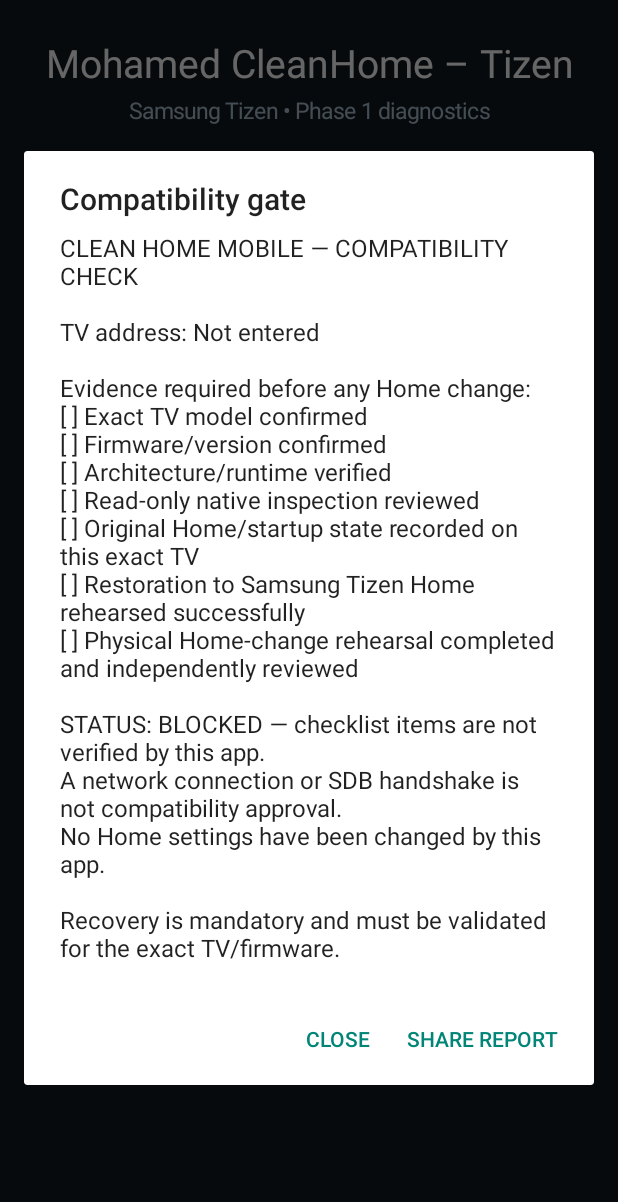
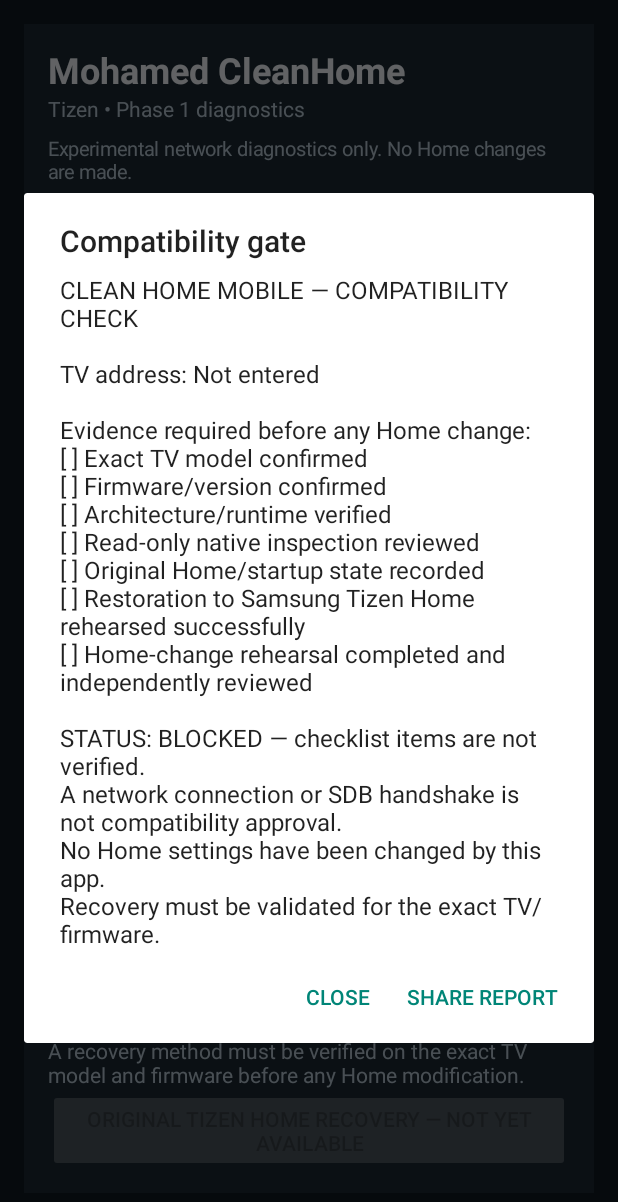
Before and after one commit to mhma26395-ctrl/MohamedCleanHome-Tizen, an Android app: the screen it shows after launch (MainActivity), after a tap on "COMPATIBILITY & RECOVERY CHECKLIST", on a phone screen of 412 x 824 dp. Shown: the top 1202 px of the screen. Run offline under Robolectric (Android 15) with nearby library versions, the phone set to English and light mode, and no system bars; 2 other taps on this screen came first.

Commit message:
Improve compact mobile diagnostics UI and scrolling layout

```diff
--- a/app/src/main/java/com/mohamed/cleanhome/tizen/MainActivity.kt
+++ b/app/src/main/java/com/mohamed/cleanhome/tizen/MainActivity.kt
@@ -4,6 +4,7 @@ import android.app.Activity
 import android.app.AlertDialog
 import android.os.Bundle
 import android.view.Gravity
+import android.view.View
 import android.widget.*
 import java.net.InetAddress
 import java.net.InetSocketAddress
@@ -18,84 +19,109 @@ class MainActivity : Activity() {
     private lateinit var probeButton: Button
     private lateinit var sdbButton: Button
     private lateinit var recoveryButton: Button
-    private lateinit var profileButton: Button
 
-    override fun onCreate(savedInstanceState: Bundle?) {
-        super.onCreate(savedInstanceState)
-        buildUi()
+    private val bg = 0xff101820.toInt()
+    private val panel = 0xff1b2833.toInt()
+    private val textColor = 0xfff3f7fa.toInt()
+    private val muted = 0xffb7c7d3.toInt()
+    private val accent = 0xff62c7b4.toInt()
+
+    override fun onCreate(savedInstanceState: Bundle?) { super.onCreate(savedInstanceState); buildUi() }
+
+    private fun dp(v: Int) = (v * resources.displayMetrics.density).toInt()
+    private fun card(): LinearLayout = LinearLayout(this).apply {
+        orientation = LinearLayout.VERTICAL
+        setPadding(dp(16), dp(14), dp(16), dp(14))
+        setBackgroundColor(panel)
     }
+    private fun label(value: String, size: Float, color: Int = textColor, bold: Boolean = false) = TextView(this).apply {
+        text = value; textSize = size; setTextColor(color)
+        if (bold) setTypeface(null, android.graphics.Typeface.BOLD)
+    }
+    private fun addGap(parent: LinearLayout, height: Int = 12) { parent.addView(View(this), LinearLayout.LayoutParams(1, dp(height))) }
 
     private fun buildUi() {
         val prefs = getSharedPreferences("cleanhome", MODE_PRIVATE)
-        val root = LinearLayout(this).apply {
-            orientation = LinearLayout.VERTICAL
-            setPadding(28, 24, 28, 24)
-            setBackgroundColor(0xff101820.toInt())
-        }
-        val title = TextView(this).apply {
-            text = "Mohamed CleanHome – Tizen"; textSize = 26f
-            setTextColor(0xffffffff.toInt()); gravity = Gravity.CENTER
-            setPadding(0, 12, 0, 6)
-        }
-        val subtitle = TextView(this).apply {
-            text = "Samsung Tizen • Phase 1 diagnostics"
-            textSize = 15f; setTextColor(0xffa9c0d0.toInt())
-            gravity = Gravity.CENTER; setPadding(0, 0, 0, 24)
-        }
+        val page = LinearLayout(this).apply { orientation = LinearLayout.VERTICAL; setBackgroundColor(bg); setPadding(dp(16), dp(16), dp(16), dp(16)) }
+        val scroll = ScrollView(this).apply { isFillViewport = true }
+        val root = LinearLayout(this).apply { orientation = LinearLayout.VERTICAL; setPadding(0,0,0,dp(8)) }
+
+        val header = card()
+        header.addView(label("Mohamed CleanHome", 24f, textColor, true))
+        header.addView(label("Tizen • Phase 1 diagnostics", 14f, muted))
+        addGap(header,8)
+        header.addView(label("Experimental network diagnostics only. No Home changes are made.", 13f, muted))
+        root.addView(header); addGap(root)
+
+        val connection = card()
+        connection.addView(label("TV CONNECTION", 13f, accent, true))
+        addGap(connection,6)
         ipField = EditText(this).apply {
-            hint = "TV IP address (e.g. 192.168.1.50)"
-            setSingleLine(); setTextColor(-1); setHintTextColor(0xff9aaab6.toInt())
+            hint = "TV IP address (192.168.1.50)"
+            setSingleLine(); setTextColor(textColor); setHintTextColor(muted)
             inputType = android.text.InputType.TYPE_CLASS_TEXT
             setText(prefs.getString("last_ip", "") ?: "")
+            textSize = 16f
         }
-        probeButton = Button(this).apply {
-            text = "Run connection checks"
-            setOnClickListener { probe() }
-        }
-        status = TextView(this).apply {
-            text = "Status: Not connected"; setTextColor(0xffd4e4ef.toInt())
-            textSize = 16f; setPadding(0, 18, 0, 12)
-        }
-        val checks = TextView(this).apply {
-            text = "Checks in this build:\n• Host/IP resolution\n• Basic reachability attempt\n• TCP port 26101 check (not an SDB session)\n• No pairing, commands, or system writes"
-            setTextColor(0xffc4d4df.toInt()); textSize = 14f; setPadding(0, 8, 0, 16)
-        }
-        val recoveryTitle = TextView(this).apply {
-            text = "Original Tizen Home recovery requirement"
-            textSize = 18f; setTextColor(0xff8fd3ff.toInt()); setPadding(0, 12, 0, 6)
-        }
-        val recoveryInfo = TextView(this).apply {
-            text = "The app is designed to include a clear return-to-original-Home option. It remains disabled until the supported recovery method is validated for a specific TV/firmware profile. No Home settings are changed in Phase 1."
-            textSize = 14f; setTextColor(0xffd4e4ef.toInt()); setPadding(0, 4, 0, 12)
-        }
+        connection.addView(ipField)
+        probeButton = Button(this).apply { text = "Run connection checks"; setOnClickListener { probe() } }
+        connection.addView(probeButton)
+        status = label("Status: Ready", 15f, textColor, true)
+        status.setPadding(0,dp(12),0,dp(4))
+        connection.addView(status)
+        root.addView(connection); addGap(root)
+
+        val details = card()
+        details.addView(label("WHAT THIS CHECKS", 13f, accent, true))
+        addGap(details,8)
+        details.addView(label("• IP/host resolution\n• Basic reachability attempt\n• TCP port 26101 check (not an SDB session)\n• No pairing, commands, or system writes", 14f, muted))
+        root.addView(details); addGap(root)
+
+        val tools = card()
+        tools.addView(label("EXPERIMENTAL TEST", 13f, accent, true))
+        addGap(tools,6)
         sdbButton = Button(this).apply {
-            text = "Try experimental SDB handshake (read-only)"
+            text = "Try read-only SDB handshake"
             setOnClickListener { sdbProbe() }
         }
-        recoveryButton = Button(this).apply {
-            text = "Return to original Tizen Home — unavailable in Phase 1"
-            isEnabled = false
-        }
-        profileButton = Button(this).apply {
+        tools.addView(sdbButton)
+        profileButtonSetup(tools)
+        root.addView(tools); addGap(root)
+
+        val recovery = card()
+        recovery.addView(label("SAFE RETURN TO ORIGINAL HOME", 15f, textColor, true))
+        addGap(recovery,6)
+        recovery.addView(label("The return-to-original-Home function is not enabled. A recovery method must be verified on the exact TV model and firmware before any Home modification.", 14f, muted))
+        recoveryButton = Button(this).apply { text = "Original Tizen Home recovery — not yet available"; isEnabled = false }
+        recovery.addView(recoveryButton)
+        root.addView(recovery); addGap(root)
+
+        val output = card()
+        output.addView(label("DIAGNOSTIC RESULTS", 13f, accent, true))
+        addGap(output,6)
+        log = label("Ready. Run a connection check to view results.", 14f, muted)
+        output.addView(log)
+        root.addView(output)
+
+        scroll.addView(root)
+        page.addView(scroll, LinearLayout.LayoutParams(-1, -1))
+        setContentView(page)
+    }
+
+    private fun profileButtonSetup(parent: LinearLayout) {
+        val button = Button(this).apply {
             text = "Compatibility & recovery checklist"
             setOnClickListener { showCompatibilityChecklist() }
         }
-        log = TextView(this).apply {
-            text = "Diagnostic log\nReady."
-            setTextColor(0xffc2d2de.toInt()); textSize = 14f; setPadding(0, 18, 0, 0)
-        }
-        root.addView(title); root.addView(subtitle); root.addView(ipField)
-        root.addView(probeButton); root.addView(status); root.addView(checks)
-        root.addView(sdbButton); root.addView(profileButton); root.addView(recoveryTitle); root.addView(recoveryInfo); root.addView(recoveryButton); root.addView(log)
-        setContentView(root)
+        parent.addView(button)
     }
 
     private fun sdbProbe() {
         val host = ipField.text.toString().trim()
         if (host.isBlank()) { status.text = "Status: Enter the TV IP address"; return }
         sdbButton.isEnabled = false
-        status.text = "Status: Attempting SDB handshake…"
-        log.text = "Diagnostic log\nSending only an experimental CNXN handshake."
+        status.text = "Status: Attempting handshake…"
+        log.text = "Sending only an experimental CNXN handshake."
         executor.execute {
             val result = SdbHandshakeProbe.probe(host)
             runOnUiThread {
@@ -111,9 +137,8 @@ class MainActivity : Activity() {
         if (host.isBlank()) { status.text = "Status: Enter the TV IP address"; return }
         probeButton.isEnabled = false
         status.text = "Status: Checking…"
-        val prefs = getSharedPreferences("cleanhome", MODE_PRIVATE)
-        prefs.edit().putString("last_ip", host).apply()
-        log.text = "Diagnostic log\nChecking $host"
+        getSharedPreferences("cleanhome", MODE_PRIVATE).edit().putString("last_ip", host).apply()
+        log.text = "Checking $host…"
         executor.execute {
             val lines = mutableListOf<String>()
             try {
@@ -122,21 +147,15 @@ class MainActivity : Activity() {
                 try { lines += "Basic reachability: ${address.isReachable(2500)} (not definitive)" }
                 catch (e: Exception) { lines += "Reachability check: ${e.javaClass.simpleName}" }
                 var portOpen = false
-                try {
-                    Socket().use { it.connect(InetSocketAddress(address, 26101), 2500); portOpen = true }
-                    lines += "TCP 26101: connection accepted"
-                } catch (e: Exception) {
-                    lines += "TCP 26101: not confirmed (${e.javaClass.simpleName})"
-                }
-                lines += if (portOpen) "Interpretation: a TCP connection was accepted; this does not establish SDB protocol support." else "Interpretation: no TCP connection was confirmed. TV/network/firewall/protocol status remains unknown."
+                try { Socket().use { it.connect(InetSocketAddress(address, 26101), 2500); portOpen = true }; lines += "TCP 26101: connection accepted" }
+                catch (e: Exception) { lines += "TCP 26101: not confirmed (${e.javaClass.simpleName})" }
+                lines += if (portOpen) "A TCP connection was accepted; this does not confirm SDB protocol support." else "No TCP connection was confirmed. Network/protocol status remains unknown."
                 lines += "No pairing, SDB commands, settings reads, or writes were attempted."
-            } catch (e: Exception) {
-                lines += "Host check failed: ${e.javaClass.simpleName}: ${e.message ?: "no details"}"
-            }
+            } catch (e: Exception) { lines += "Host check failed: ${e.javaClass.simpleName}: ${e.message ?: "no details"}" }
             val result = lines.joinToString("\n")
             runOnUiThread {
                 status.text = "Status: Checks complete — no TV session established"
-                log.text = "Diagnostic log\n$result"
+                log.text = result
                 probeButton.isEnabled = true
             }
         }
@@ -152,32 +171,20 @@ Evidence required before any Home change:
 [ ] Firmware/version confirmed
 [ ] Architecture/runtime verified
 [ ] Read-only native inspection reviewed
-[ ] Original Home/startup state recorded on this exact TV
+[ ] Original Home/startup state recorded
 [ ] Restoration to Samsung Tizen Home rehearsed successfully
-[ ] Physical Home-change rehearsal completed and independently reviewed
+[ ] Home-change rehearsal completed and independently reviewed
 
-STATUS: BLOCKED — checklist items are not verified by this app.
+STATUS: BLOCKED — checklist items are not verified.
 A network connection or SDB handshake is not compatibility approval.
 No Home settings have been changed by this app.
-
-Recovery is mandatory and must be validated for the exact TV/firmware.
-"""
-        val box = TextView(this).apply { text = report; textSize = 14f; setPadding(24,24,24,24) }
-        AlertDialog.Builder(this)
-            .setTitle("Compatibility gate")
-            .setMessage(report)
+Recovery must be validated for the exact TV/firmware."""
+        AlertDialog.Builder(this).setTitle("Compatibility gate").setMessage(report)
             .setPositiveButton("Share report") { _, _ ->
-                val send = android.content.Intent(android.content.Intent.ACTION_SEND).apply {
-                    type = "text/plain"; putExtra(android.content.Intent.EXTRA_TEXT, report)
-                }
+                val send = android.content.Intent(android.content.Intent.ACTION_SEND).apply { type = "text/plain"; putExtra(android.content.Intent.EXTRA_TEXT, report) }
                 startActivity(android.content.Intent.createChooser(send, "Share diagnostic checklist"))
-            }
-            .setNegativeButton("Close", null)
-            .show()
+            }.setNegativeButton("Close", null).show()
     }
 
-    override fun onDestroy() {
-        executor.shutdownNow()
-        super.onDestroy()
-    }
+    override fun onDestroy() { executor.shutdownNow(); super.onDestroy() }
 }
```
